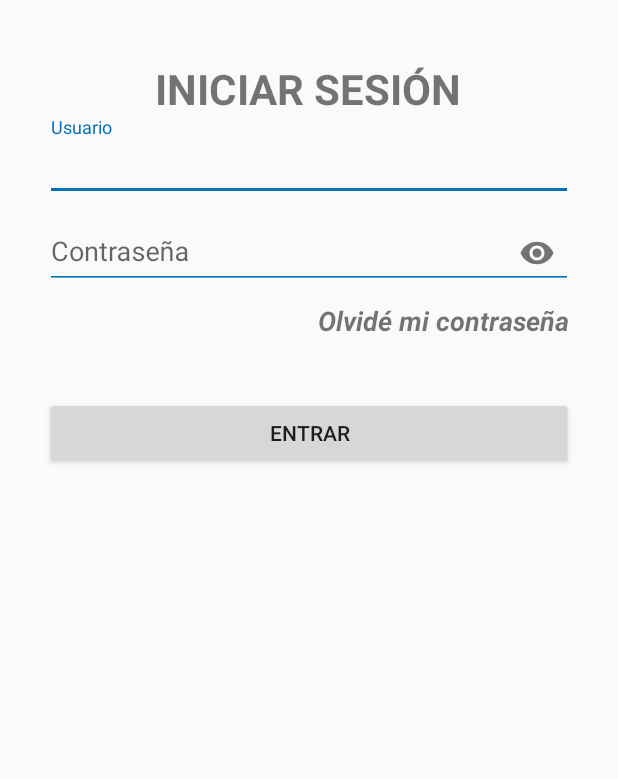
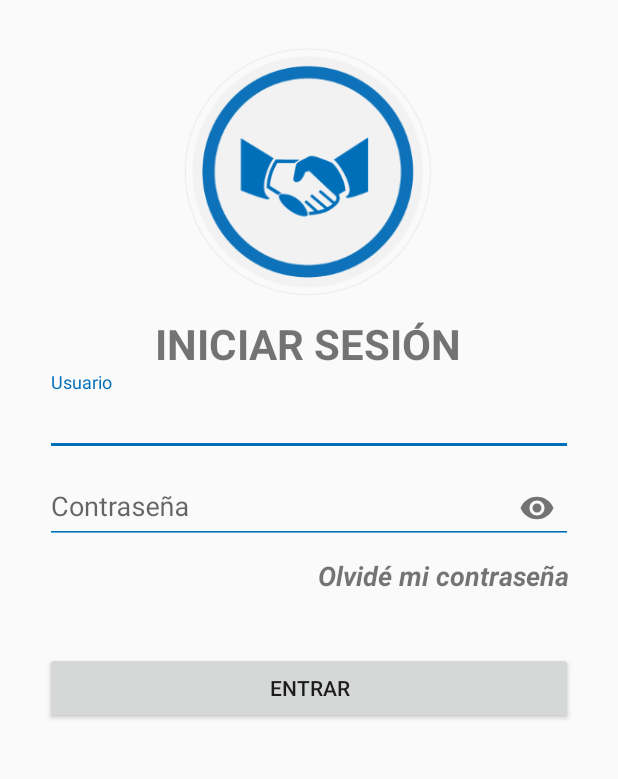
Before and after one commit to piparci/FreeMercR, an Android app: the screen it shows after launch (MainActivity), on a phone screen of 412 x 824 dp, the part 131-910 px from its top. Run offline under Robolectric (Android 15) with nearby library versions, the phone set to English and light mode, and no system bars.

Commit message:
Repositorio 2

```diff
--- a/app/src/main/res/layout/activity_main.xml
+++ b/app/src/main/res/layout/activity_main.xml
@@ -38,7 +38,12 @@
           android:layout_marginTop="30dp"
           android:gravity="center">
 
-
+        <ImageView
+            android:id="@+id/imageView"
+            android:layout_width="170dp"
+            android:layout_height="170dp"
+            android:layout_gravity="center"
+            app:srcCompat="@mipmap/icono_freemerc" />
       </LinearLayout>
 
       <LinearLayout
```
